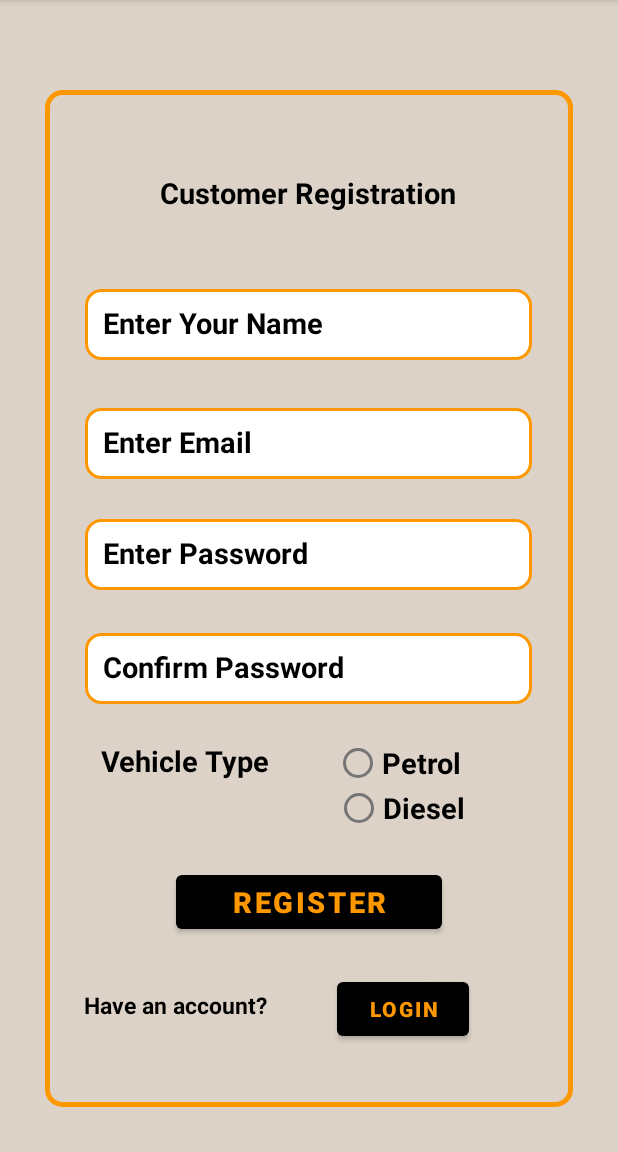
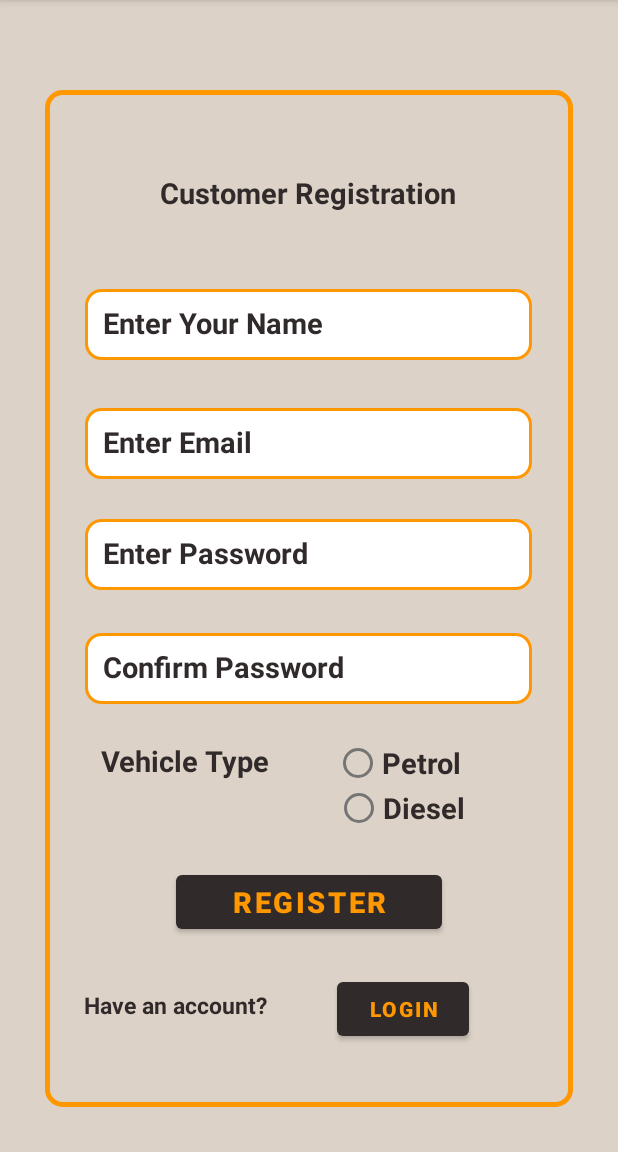
Before and after one commit to aparna-jay/FuelQueueManagementClient, an Android app: the CustomerRegistrationActivity screen opened directly, with no data from a screen before it, on a phone screen of 412 x 824 dp, the part 84-1236 px from its top. Run offline under Robolectric (Android 15) with nearby library versions, the phone set to English and light mode, and no system bars.

Commit message:
Minor colour changes of customer registration

```diff
--- a/app/src/main/res/layout/activity_customer_registration.xml
+++ b/app/src/main/res/layout/activity_customer_registration.xml
@@ -31,8 +31,8 @@
         android:hint="Enter Password"
         android:inputType="textPassword"
         android:padding="12dp"
-        android:textColor="@color/black"
-        android:textColorHint="#000000"
+        android:textColor="@color/btn_background"
+        android:textColorHint="@color/btn_background"
         android:textSize="19sp"
         android:textStyle="bold"
         app:layout_constraintBottom_toBottomOf="parent"
@@ -52,8 +52,8 @@
         android:hint="Confirm Password"
         android:inputType="textPassword"
         android:padding="12dp"
-        android:textColor="@color/black"
-        android:textColorHint="#000000"
+        android:textColor="@color/btn_background"
+        android:textColorHint="@color/btn_background"
         android:textSize="19sp"
         android:textStyle="bold"
         app:layout_constraintBottom_toBottomOf="parent"
@@ -72,8 +72,8 @@
         android:hint="Enter Your Name"
         android:inputType="textPersonName"
         android:padding="12dp"
-        android:textColor="@color/black"
-        android:textColorHint="#000000"
+        android:textColor="@color/btn_background"
+        android:textColorHint="@color/btn_background"
         android:textSize="19sp"
         android:textStyle="bold"
         app:layout_constraintBottom_toBottomOf="parent"
@@ -91,8 +91,8 @@
         android:ems="10"
         android:hint="Enter Email"
         android:padding="12dp"
-        android:textColor="@color/black"
-        android:textColorHint="#000000"
+        android:textColor="@color/btn_background"
+        android:textColorHint="@color/btn_background"
         android:textSize="19sp"
         android:textStyle="bold"
         app:layout_constraintBottom_toBottomOf="parent"
@@ -109,7 +109,7 @@
         android:text="Register"
         android:textSize="19sp"
         android:textStyle="bold"
-        app:backgroundTint="@color/black"
+        app:backgroundTint="@color/btn_background"
         android:textColor="#FF9800"
         app:layout_constraintBottom_toBottomOf="parent"
         app:layout_constraintEnd_toEndOf="parent"
@@ -122,7 +122,7 @@
         android:layout_width="126dp"
         android:layout_height="38dp"
         android:text="Have an account?"
-        android:textColor="@color/black"
+        android:textColor="@color/btn_background"
         android:textSize="15sp"
         android:textStyle="bold"
         app:layout_constraintBottom_toBottomOf="parent"
@@ -140,7 +140,7 @@
         android:textColor="#FF9800"
         android:textSize="14sp"
         android:textStyle="bold"
-        app:backgroundTint="@color/black"
+        app:backgroundTint="@color/btn_background"
         app:layout_constraintBottom_toBottomOf="parent"
         app:layout_constraintEnd_toEndOf="parent"
         app:layout_constraintHorizontal_bias="0.693"
@@ -153,7 +153,7 @@
         android:layout_width="wrap_content"
         android:layout_height="wrap_content"
         android:text="Customer Registration"
-        android:textColor="@color/black"
+        android:textColor="@color/btn_background"
         android:textSize="19sp"
         android:textStyle="bold"
         app:layout_constraintBottom_toBottomOf="parent"
@@ -168,7 +168,7 @@
         android:layout_width="wrap_content"
         android:layout_height="wrap_content"
         android:text="Petrol"
-        android:textColor="@color/black"
+        android:textColor="@color/btn_background"
         android:textSize="19sp"
         android:textStyle="bold"
         app:layout_constraintBottom_toBottomOf="parent"
@@ -183,7 +183,7 @@
         android:layout_width="wrap_content"
         android:layout_height="wrap_content"
         android:text="Diesel"
-        android:textColor="@color/black"
+        android:textColor="@color/btn_background"
         android:textSize="19sp"
         android:textStyle="bold"
         app:layout_constraintBottom_toBottomOf="parent"
@@ -198,7 +198,7 @@
         android:layout_width="126dp"
         android:layout_height="38dp"
         android:text="Vehicle Type"
-        android:textColor="@color/black"
+        android:textColor="@color/btn_background"
         android:textSize="19sp"
         android:textStyle="bold"
         app:layout_constraintBottom_toBottomOf="parent"
```
